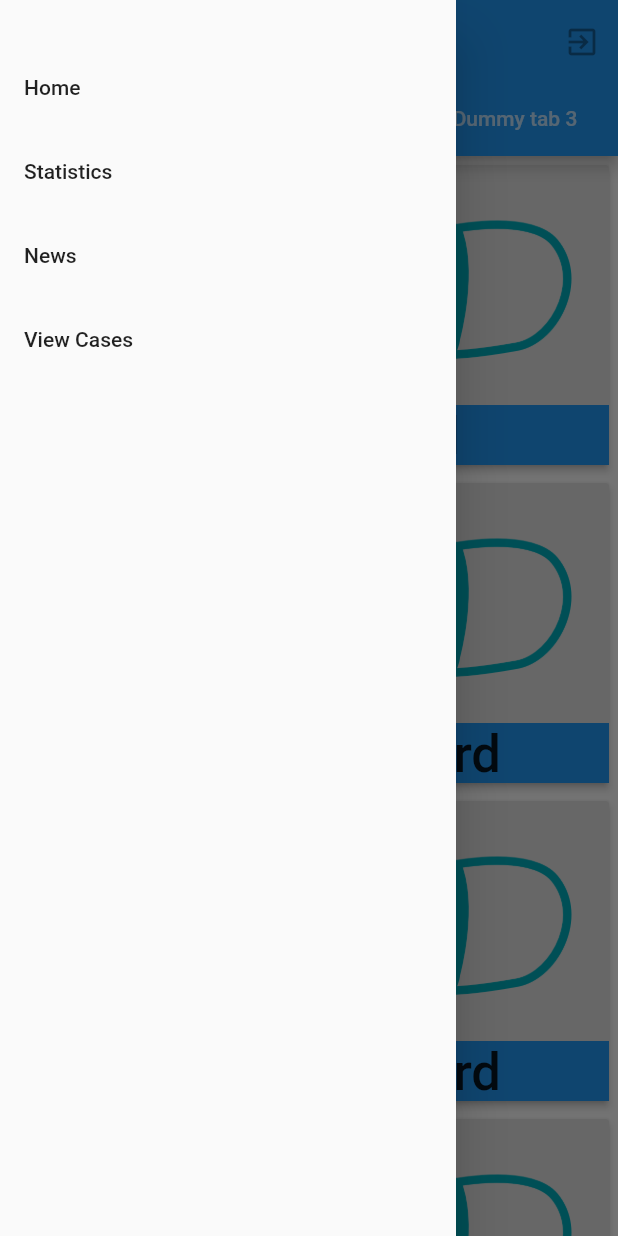
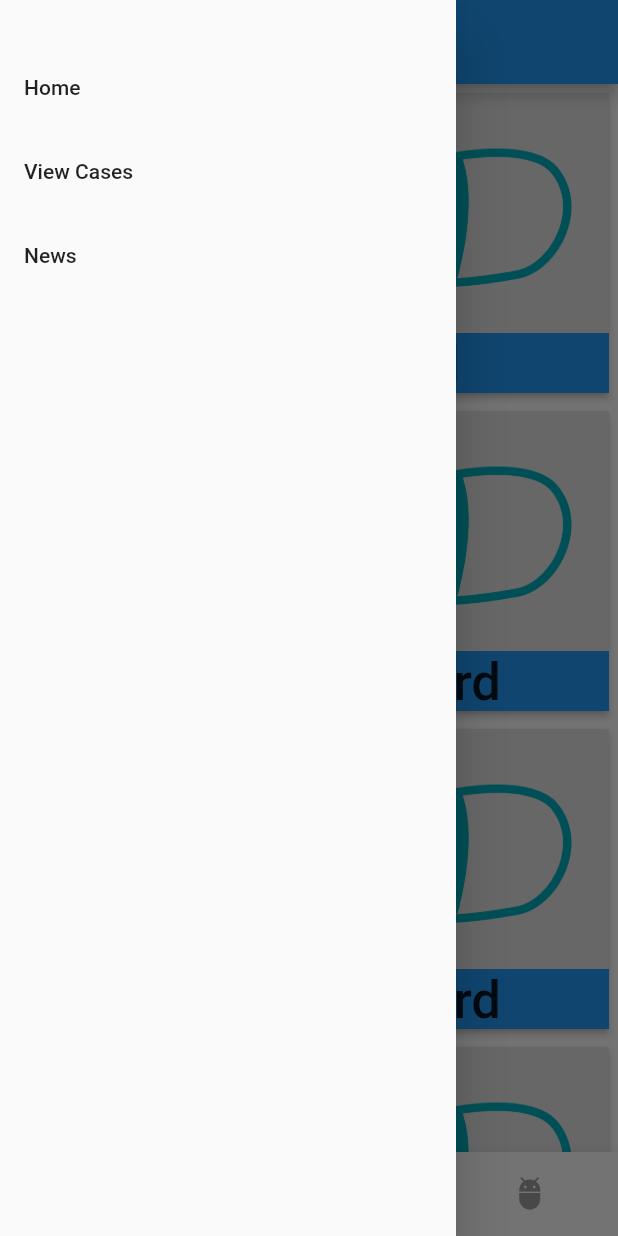
Before and after one commit to KharYusuf/Combat-Covid, a Flutter app: the screen it shows after launch, with the side drawer open, on a phone screen of 412 x 824 dp. Run offline on Flutter 3.47's test engine with Material 2 defaults, Android fonts, the light colour scheme and no system bars; our stand-ins replace charts_flutter.

Commit message:
Shifted tabs to button, added back button for Drawer and code clean-up

```diff
--- /dev/null
+++ b/lib/bottom_navigation_bar.dart
@@ -0,0 +1,30 @@
+import 'package:flutter/material.dart';
+
+class BottomTabs extends StatelessWidget {
+  final int _currentPageIndex;
+  final Function _setSelectedPage;
+  BottomTabs(this._currentPageIndex, this._setSelectedPage);
+
+  @override
+  Widget build(BuildContext context) {
+    return BottomNavigationBar(
+      currentIndex: _currentPageIndex,
+      type: BottomNavigationBarType.shifting,
+      onTap: _setSelectedPage,
+      items: [
+        BottomNavigationBarItem(
+          icon: Icon(Icons.adb),
+          title: Text('Masks'),
+        ),
+        BottomNavigationBarItem(
+          icon: Icon(Icons.adb),
+          title: Text('Hand Sanitizers'),
+        ),
+        BottomNavigationBarItem(
+          icon: Icon(Icons.adb),
+          title: Text('Soaps'),
+        ),
+      ],
+    );
+  }
+}
--- a/lib/main.dart
+++ b/lib/main.dart
@@ -1,7 +1,8 @@
+import 'package:Combat_Covid/main_drawer.dart';
+
+import './bottom_navigation_bar.dart';
 import 'package:flutter/material.dart';
 import 'myCard.dart';
-import './scrappedData.dart';
-import './chart.dart';
 
 void main() {
   runApp(MyApp());
@@ -16,22 +17,27 @@ class MyApp extends StatelessWidget {
           primarySwatch: Colors.grey,
           accentColor: Colors.black,
           colorScheme: ColorScheme.dark()),
-      theme: ThemeData.light(),
+      theme: ThemeData(
+        bottomNavigationBarTheme: BottomNavigationBarThemeData(
+          selectedItemColor: Colors.blue,
+          unselectedItemColor: Colors.grey,
+        ),
+      ),
       home: MyHomePage(title: 'Combat Covid'),
     );
   }
 }
 
-class MyHomePage extends StatelessWidget {
+class MyHomePage extends StatefulWidget {
   MyHomePage({Key key, this.title}) : super(key: key);
 
-  List<ScrapedData> data = [
-    ScrapedData(DateTime.now(), 10000),
-    ScrapedData(DateTime.now().add(new Duration(days: 1)), 5000),
-    ScrapedData(DateTime.now().add(new Duration(days: 2)), 7000),
-  ];
+  final String title;
 
-  final String title;
+  @override
+  _MyHomePageState createState() => _MyHomePageState();
+}
+
+class _MyHomePageState extends State<MyHomePage> {
   static const cards = const [
     {'img': 'assets/homemade_face_mask.png', 'text': 'My first Card'},
     {'img': 'assets/homemade_face_mask.png', 'text': 'My Second Card'},
@@ -42,73 +48,37 @@ class MyHomePage extends StatelessWidget {
     {'img': 'assets/homemade_face_mask.png', 'text': 'My Second Card'},
   ];
 
+  final _pages = <Widget>[
+    ListView.builder(
+      itemCount: cards.length,
+      itemBuilder: (context, i) {
+        return MyCard(
+          cards[i]['img'],
+          cards[i]['text'],
+        );
+      },
+    ),
+    const Text("Dummy tab 2"),
+    const Text("Dummy tab 3"),
+  ];
+
+  int _currentPageIndex = 0;
+
+  void _setSelectedPage(index) {
+    setState(() {
+      _currentPageIndex = index;
+    });
+  }
+
   @override
   Widget build(BuildContext context) {
-    return new DefaultTabController(
-      length: 3,
-      child: new Scaffold(
-        drawer: Drawer(
-          child: ListView(
-            padding: EdgeInsets.zero,
-            children: <Widget>[
-              Container(
-                margin: EdgeInsets.only(top: 30.0),
-                child: ListTile(
-                  title: Text('Home'),
-                  onTap: () {
-                    Navigator.pop(context);
-                  },
-                ),
-              ),
-              ListTile(
-                title: Text('Statistics'),
-                onTap: () {
-                  Navigator.pop(context);
-                },
-              ),
-              ListTile(
-                title: Text('News'),
-                onTap: () {
-                  Navigator.pop(context);
-                },
-              ),
-              ListTile(
-                  title: Text('View Cases'),
-                  onTap: () {
-                    Navigator.push(
-                        context,
-                        MaterialPageRoute(
-                            builder: (context) => new Chart(data)));
-                  }),
-            ],
-          ),
-        ),
-        appBar: AppBar(
-          title: Text(title),
-          bottom: new TabBar(tabs: <Widget>[
-            new Tab(text: "Home"),
-            new Tab(text: "Dummy tab 2"),
-            new Tab(text: "Dummy tab 3"),
-          ]),
-          actions: <Widget>[
-            IconButton(icon: Icon(Icons.exit_to_app), onPressed: null)
-          ],
-        ),
-        body: new TabBarView(children: <Widget>[
-          ListView.builder(
-              itemCount: cards.length,
-              itemBuilder: (context, i) {
-                return MyCard(cards[i]['img'], cards[i]['text']);
-              }),
-          new Text("Dummy tab 2"),
-          new Text("Dummy tab 3")
-        ]),
-        /*body: Column(
-        //mainAxisAlignment: MainAxisAlignment.spaceEvenly,
-        crossAxisAlignment: CrossAxisAlignment.center,
-        children: cards.map((e) => MyCard(e['img'], e['text'])).toList(),
-      ),*/
+    return Scaffold(
+      drawer: MyDrawer(),
+      appBar: AppBar(
+        title: Text(widget.title),
       ),
+      body: _pages[_currentPageIndex],
+      bottomNavigationBar: BottomTabs(_currentPageIndex, _setSelectedPage),
     );
   }
 }
--- /dev/null
+++ b/lib/main_drawer.dart
@@ -0,0 +1,38 @@
+import 'package:flutter/material.dart';
+import './chart.dart';
+
+class MyDrawer extends StatelessWidget {
+  @override
+  Widget build(BuildContext context) {
+    return Drawer(
+      child: ListView(
+        padding: EdgeInsets.zero,
+        children: <Widget>[
+          Container(
+            margin: EdgeInsets.only(top: 30.0),
+            child: ListTile(
+              title: Text('Home'),
+              onTap: () {
+                Navigator.pop(context);
+              },
+            ),
+          ),
+          ListTile(
+            title: Text('View Cases'),
+            onTap: () {
+              Navigator.of(context).pop();
+              Navigator.of(context)
+                  .push(MaterialPageRoute(builder: (_) => Chart()));
+            },
+          ),
+          ListTile(
+            title: Text('News'),
+            onTap: () {
+              Navigator.pop(context);
+            },
+          ),
+        ],
+      ),
+    );
+  }
+}
--- a/lib/myCard.dart
+++ b/lib/myCard.dart
@@ -10,6 +10,7 @@ class MyCard extends StatelessWidget {
     return Padding(
       padding: EdgeInsets.all(6.0),
       child: RaisedButton(
+        splashColor: Theme.of(context).primaryColor,
         padding: EdgeInsets.all(0.0),
         onPressed: () {
           print(text);
```
Also changed, not shown: lib/chart.dart (+14 -41 lines).
